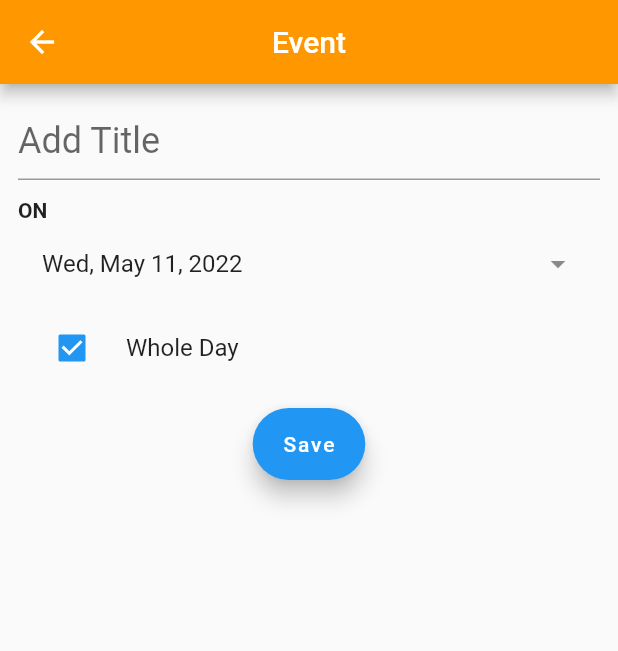
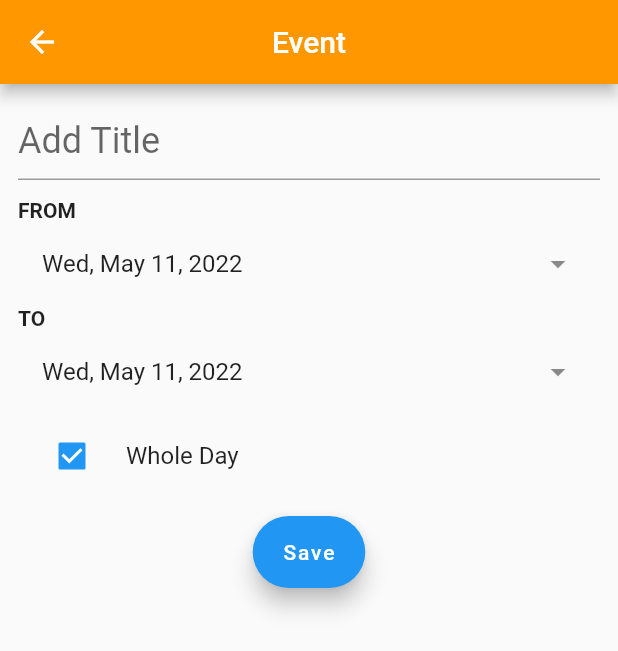
Before and after one commit to hsiaotingluv/demo_app, a Flutter app: the EventPage screen opened directly, after a tap on "Whole Day", on a phone screen of 412 x 824 dp. Shown: the top 651 px of the screen. Run offline on Flutter 3.47's test engine with Material 2 defaults, Android fonts, the phone set to English and light mode, and no system bars; our stand-ins replace syncfusion_flutter_calendar.

```diff
--- a/lib/main.dart
+++ b/lib/main.dart
@@ -1,6 +1,5 @@
 import 'package:demo_app/provider/event_provider.dart';
 import 'package:flutter/material.dart';
-import 'package:flutter/services.dart';
 import 'package:demo_app/widget/navigation_drawer_widget.dart';
 import 'package:provider/provider.dart';
 
--- a/lib/model/event_data_source.dart
+++ b/lib/model/event_data_source.dart
@@ -3,7 +3,7 @@ import 'package:flutter/material.dart';
 import 'package:syncfusion_flutter_calendar/calendar.dart';
 
 class EventDataSource extends CalendarDataSource {
-  EventDataSource(List<Event> apoointments) {
+  EventDataSource(List<Event> appointments) {
     this.appointments = appointments;
   }
 
--- a/lib/page/event_page.dart
+++ b/lib/page/event_page.dart
@@ -69,7 +69,7 @@ class _EventPageState extends State<EventPage> {
                     controller: titleController,
                   ),
                   SizedBox(height: 12),
-                  isWholeDay ? buildOn() : buildFromAndTo(),
+                  buildFromAndTo(),
                   CheckboxListTile(
                     controlAffinity: ListTileControlAffinity.leading,
                     title: Text("Whole Day"),
@@ -91,23 +91,6 @@ class _EventPageState extends State<EventPage> {
             )),
       );
 
-  // event starting date and time
-  Widget buildOn() =>
-      Column(crossAxisAlignment: CrossAxisAlignment.start, children: [
-        Text('ON', style: TextStyle(fontWeight: FontWeight.bold)),
-        Row(
-          children: [
-            Expanded(
-              flex: 2,
-              child: buildDropDownField(
-                text: Utils.toDate(fromDate),
-                onClicked: () => pickFromDateTime(isDate: true),
-              ),
-            ),
-          ],
-        ),
-      ]);
-
   // event ending date and time
   Widget buildFromAndTo() =>
       Column(crossAxisAlignment: CrossAxisAlignment.start, children: [
@@ -121,6 +104,7 @@ class _EventPageState extends State<EventPage> {
                 onClicked: () => pickFromDateTime(isDate: true),
               ),
             ),
+            if (!isWholeDay)
               Expanded(
                 child: buildDropDownField(
                   text: Utils.toTime(fromDate),
@@ -139,10 +123,11 @@ class _EventPageState extends State<EventPage> {
                 onClicked: () => pickToDateTime(isDate: true),
               ),
             ),
+            if (!isWholeDay)
               Expanded(
                 child: buildDropDownField(
-                text: Utils.toTime(toDate),
-                onClicked: () => pickToDateTime(isDate: false),
+                  text: Utils.toTime(fromDate),
+                  onClicked: () => pickFromDateTime(isDate: false),
                 ),
               ),
           ],
--- a/lib/provider/event_provider.dart
+++ b/lib/provider/event_provider.dart
@@ -1,5 +1,4 @@
 import 'package:demo_app/model/event.dart';
-import 'package:demo_app/utils.dart';
 import 'package:flutter/cupertino.dart';
 
 class EventProvider extends ChangeNotifier {
```
Also changed, not shown: lib/page/calendar_page.dart (+11 -6 lines), lib/widget/tasks.dart (+1 -9 lines). Lines whose indentation alone changed are shown as unchanged.
